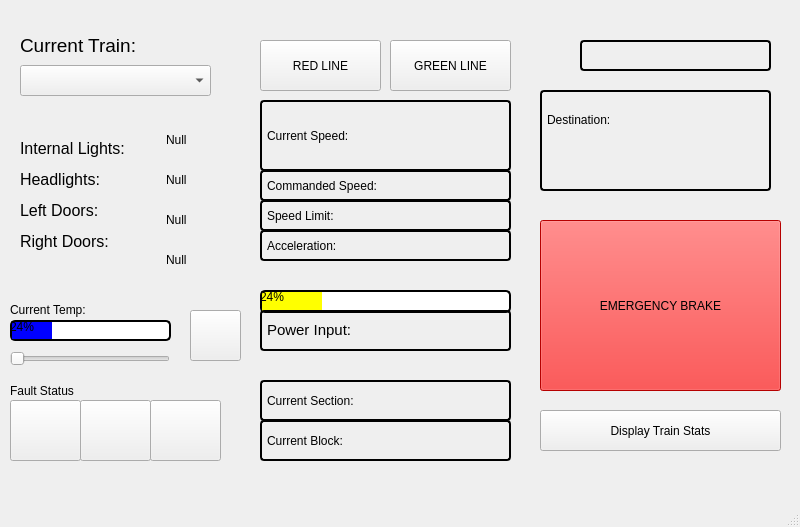
Qt form Full System/trainModel_fullsys.ui (headhunter22/ECE1140-Train-Simulator) before a commit.
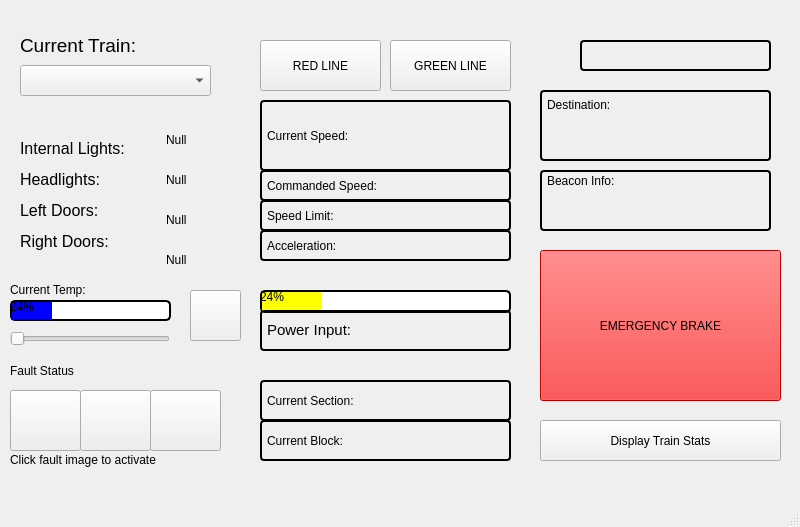
The same form after that commit.

Patch:
```diff
--- a/Full System/trainModel_fullsys.ui
+++ b/Full System/trainModel_fullsys.ui
@@ -53,7 +53,7 @@
     <property name="geometry">
      <rect>
       <x>10</x>
-      <y>320</y>
+      <y>300</y>
       <width>161</width>
       <height>21</height>
      </rect>
@@ -78,7 +78,7 @@
     <property name="geometry">
      <rect>
       <x>10</x>
-      <y>380</y>
+      <y>360</y>
       <width>121</width>
       <height>21</height>
      </rect>
@@ -169,7 +169,7 @@
     <property name="geometry">
      <rect>
       <x>10</x>
-      <y>400</y>
+      <y>390</y>
       <width>71</width>
       <height>61</height>
      </rect>
@@ -185,9 +185,9 @@
     <property name="geometry">
      <rect>
       <x>540</x>
-      <y>220</y>
+      <y>250</y>
       <width>241</width>
-      <height>171</height>
+      <height>151</height>
      </rect>
     </property>
     <property name="styleSheet">
@@ -214,7 +214,7 @@
     <property name="geometry">
      <rect>
       <x>10</x>
-      <y>300</y>
+      <y>280</y>
       <width>161</width>
       <height>20</height>
      </rect>
@@ -245,7 +245,7 @@
     <property name="geometry">
      <rect>
       <x>190</x>
-      <y>310</y>
+      <y>290</y>
       <width>51</width>
       <height>51</height>
      </rect>
@@ -274,7 +274,7 @@
     <property name="geometry">
      <rect>
       <x>150</x>
-      <y>400</y>
+      <y>390</y>
       <width>71</width>
       <height>61</height>
      </rect>
@@ -303,7 +303,7 @@
     <property name="geometry">
      <rect>
       <x>80</x>
-      <y>400</y>
+      <y>390</y>
       <width>71</width>
       <height>61</height>
      </rect>
@@ -418,7 +418,7 @@
       <x>540</x>
       <y>90</y>
       <width>231</width>
-      <height>101</height>
+      <height>71</height>
      </rect>
     </property>
     <property name="styleSheet">
@@ -453,7 +453,7 @@
     <property name="geometry">
      <rect>
       <x>540</x>
-      <y>410</y>
+      <y>420</y>
       <width>241</width>
       <height>41</height>
      </rect>
@@ -484,7 +484,7 @@
     <property name="geometry">
      <rect>
       <x>10</x>
-      <y>350</y>
+      <y>330</y>
       <width>160</width>
       <height>18</height>
      </rect>
@@ -493,6 +493,37 @@
      <enum>Qt::Horizontal</enum>
     </property>
    </widget>
+   <widget class="QLabel" name="beaconLabel">
+    <property name="geometry">
+     <rect>
+      <x>540</x>
+      <y>170</y>
+      <width>231</width>
+      <height>61</height>
+     </rect>
+    </property>
+    <property name="styleSheet">
+     <string notr="true">border: 2px solid black;
+border-radius: 4px;
+padding: 2px;</string>
+    </property>
+    <property name="text">
+     <string>&lt;html&gt;&lt;head/&gt;&lt;body&gt;&lt;p&gt;Beacon Info:&lt;/p&gt;&lt;p&gt;&lt;br/&gt;&lt;/p&gt;&lt;/body&gt;&lt;/html&gt;</string>
+    </property>
+   </widget>
+   <widget class="QLabel" name="label">
+    <property name="geometry">
+     <rect>
+      <x>10</x>
+      <y>450</y>
+      <width>201</width>
+      <height>20</height>
+     </rect>
+    </property>
+    <property name="text">
+     <string>Click fault image to activate</string>
+    </property>
+   </widget>
   </widget>
   <widget class="QMenuBar" name="menubar">
    <property name="geometry">
```
